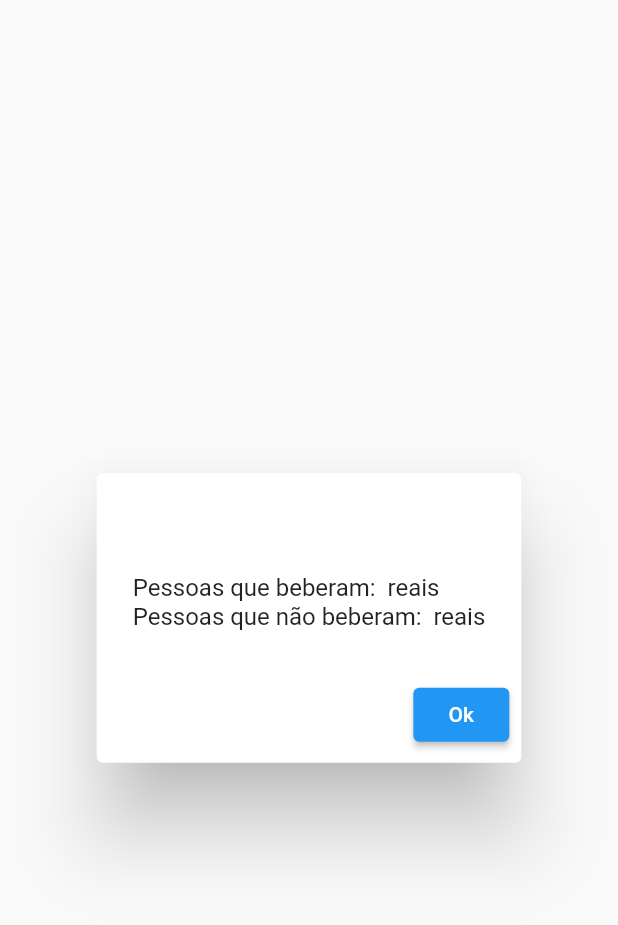
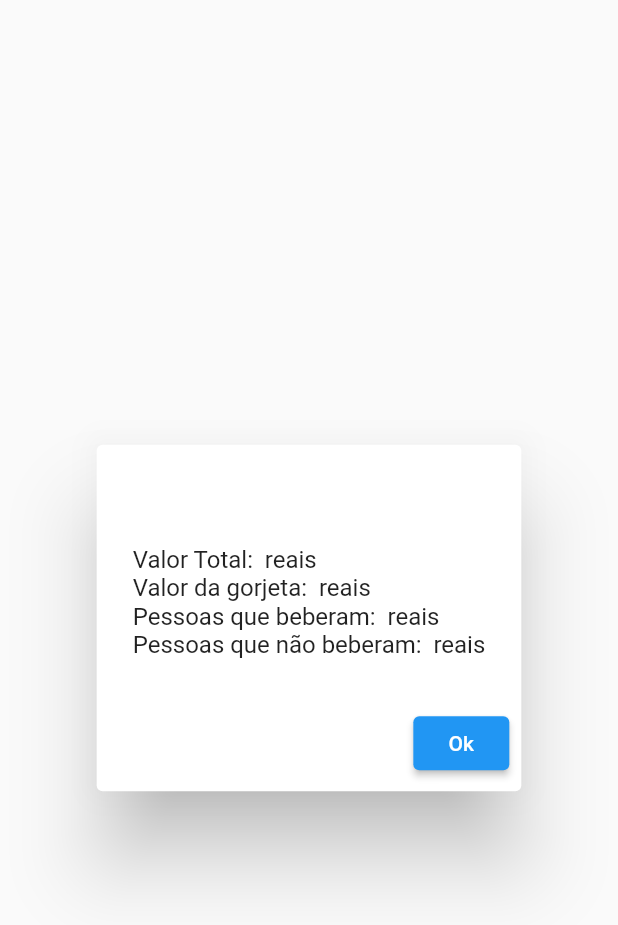
Before and after one commit to GiuseppeFantoni/flutter_racha_conta, a Flutter app: the AlertaCalculoTotalComBebida widget shown alone on an empty page, opened directly with empty values, on a phone screen of 412 x 824 dp. Shown: the top 925 px of the screen. Run offline on Flutter 3.47's test engine with Material 2 defaults, Android fonts, the phone set to English and light mode, and no system bars.

Commit message:
Ajuste no dialog e homepage

```diff
--- a/lib/dialog.dart
+++ b/lib/dialog.dart
@@ -4,9 +4,15 @@ class AlertaCalculoTotalComBebida extends StatelessWidget {
   final title;
   final valorFinalPessoasQueBeberam;
   final valorFinalPessoasQueNaoBeberam;
+  final gorjeta;
+  final valorTotalDaConta;
 
-  AlertaCalculoTotalComBebida(this.title, this.valorFinalPessoasQueBeberam,
-      this.valorFinalPessoasQueNaoBeberam);
+  AlertaCalculoTotalComBebida(
+      this.title,
+      this.valorFinalPessoasQueBeberam,
+      this.valorFinalPessoasQueNaoBeberam,
+      this.gorjeta,
+      this.valorTotalDaConta);
 
   @override
   Widget build(BuildContext context) {
@@ -17,6 +23,8 @@ class AlertaCalculoTotalComBebida extends StatelessWidget {
           crossAxisAlignment: CrossAxisAlignment.start,
           mainAxisSize: MainAxisSize.min,
           children: [
+            Text('Valor Total: $valorTotalDaConta reais'),
+            Text('Valor da gorjeta: $gorjeta reais'),
             Text('Pessoas que beberam: $valorFinalPessoasQueBeberam reais'),
             Text(
                 'Pessoas que não beberam: $valorFinalPessoasQueNaoBeberam reais'),
@@ -37,7 +45,10 @@ class AlertaCalculoTotalComBebida extends StatelessWidget {
 class AlertaCalculoTotalSemBebida extends StatelessWidget {
   final title;
   final valorFinal;
-  AlertaCalculoTotalSemBebida(this.title, this.valorFinal);
+  final gorjeta;
+  final valorTotalDaConta;
+  AlertaCalculoTotalSemBebida(
+      this.title, this.valorFinal, this.gorjeta, this.valorTotalDaConta);
 
   @override
   Widget build(BuildContext context) {
@@ -48,6 +59,8 @@ class AlertaCalculoTotalSemBebida extends StatelessWidget {
           crossAxisAlignment: CrossAxisAlignment.start,
           mainAxisSize: MainAxisSize.min,
           children: [
+            Text('Valor Total: $valorTotalDaConta reais'),
+            Text('Valor da gorjeta: $gorjeta reais'),
             Text('Cada um deve pagar: $valorFinal reais'),
           ],
         ),
--- a/lib/home_page.dart
+++ b/lib/home_page.dart
@@ -15,7 +15,6 @@ class _HomePageState extends State<HomePage> {
   var numeroPessoasQueBeberam = 0;
   var _currentSliderValue = 10;
 
-
   double tratamentoFloat(String number) {
     if (number == '') return 0.0;
     return double.parse(number.replaceAll(',', '.'));
@@ -30,7 +29,12 @@ class _HomePageState extends State<HomePage> {
     var gorjeta = _currentSliderValue / 100;
     var result = (valorTotalConta / numeroTotalPessoas) * (1 + gorjeta);
 
-    return result.toStringAsFixed(2);
+    return {
+      "valor_a_pagar": result.toStringAsFixed(2),
+      "gorjeta": valorTotalConta * gorjeta,
+      "valor_total_da_conta":
+          (valorTotalConta + valorTotalBebidas) + valorTotalConta * gorjeta
+    };
   }
 
   Map<String, dynamic> calculoComBebida() {
@@ -43,7 +47,10 @@ class _HomePageState extends State<HomePage> {
 
     return {
       "pessoas_que_beberam": valorDeQuemComeuBebeu.toStringAsFixed(2),
-      "pessoas_que_nao_beberam": valorDeQuemSohComeu.toStringAsFixed(2)
+      "pessoas_que_nao_beberam": valorDeQuemSohComeu.toStringAsFixed(2),
+      "gorjeta": (valorTotalConta + valorTotalBebidas) * gorjeta,
+      "valor_total_da_conta": (valorTotalConta + valorTotalBebidas) +
+          (valorTotalConta + valorTotalBebidas) * gorjeta
     };
   }
 
@@ -73,7 +80,11 @@ class _HomePageState extends State<HomePage> {
       showDialog(
           context: context,
           builder: (BuildContext context) {
-            return AlertaCalculoTotalSemBebida("Total a pagar:", valorFinal);
+            return AlertaCalculoTotalSemBebida(
+                "Total a pagar:",
+                valorFinal["valor_a_pagar"],
+                valorFinal["gorjeta"],
+                valorFinal["valor_total_da_conta"]);
           });
       return;
     }
@@ -105,7 +116,9 @@ class _HomePageState extends State<HomePage> {
           return AlertaCalculoTotalComBebida(
               "Total a pagar:",
               valorFinal['pessoas_que_beberam'],
-              valorFinal['pessoas_que_nao_beberam']);
+              valorFinal['pessoas_que_nao_beberam'],
+              valorFinal['gorjeta'],
+              valorFinal["valor_total_da_conta"]);
         });
     return;
   }
@@ -127,7 +140,7 @@ class _HomePageState extends State<HomePage> {
               children: [
                 Padding(
                     padding: EdgeInsets.fromLTRB(25.0, 0.0, 25.0, 10.0),
-                        child: Text("Digite o Valor da Conta(Sem as bebidas):",
+                    child: Text("Digite o Valor da Conta(S/bebida):",
                         textAlign: TextAlign.left,
                         style: TextStyle(fontWeight: FontWeight.w500))),
                 Padding(
@@ -166,7 +179,7 @@ class _HomePageState extends State<HomePage> {
               children: [
                 Padding(
                     padding: EdgeInsets.fromLTRB(25.0, 15.0, 25.0, 10.0),
-                        child: Text("Digite o Número Total de Pessoas:",
+                    child: Text("Digite o Número Total de Pessoas(S/bebida):",
                         textAlign: TextAlign.left,
                         style: TextStyle(fontWeight: FontWeight.w500))),
                 Padding(
```
Also changed, not shown: pubspec.lock. Lines whose indentation alone changed are shown as unchanged.
